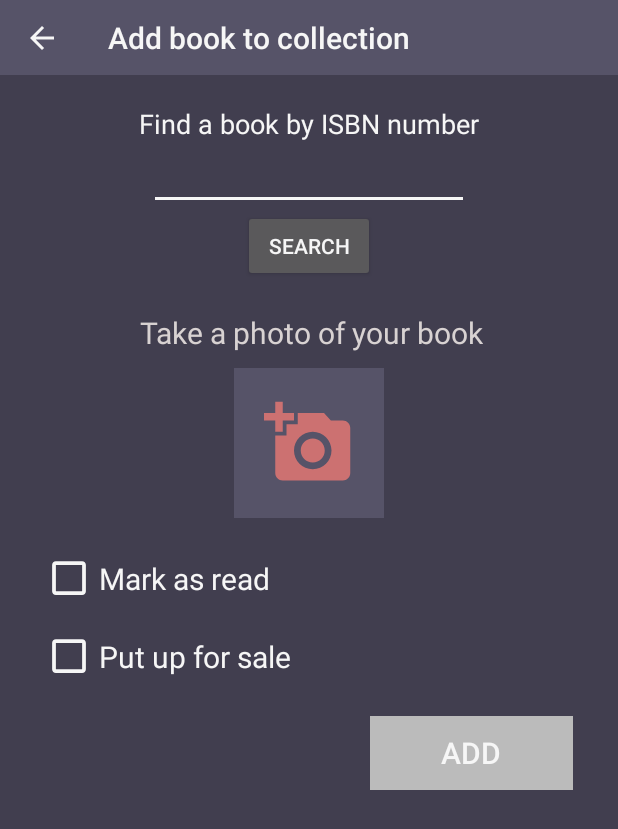
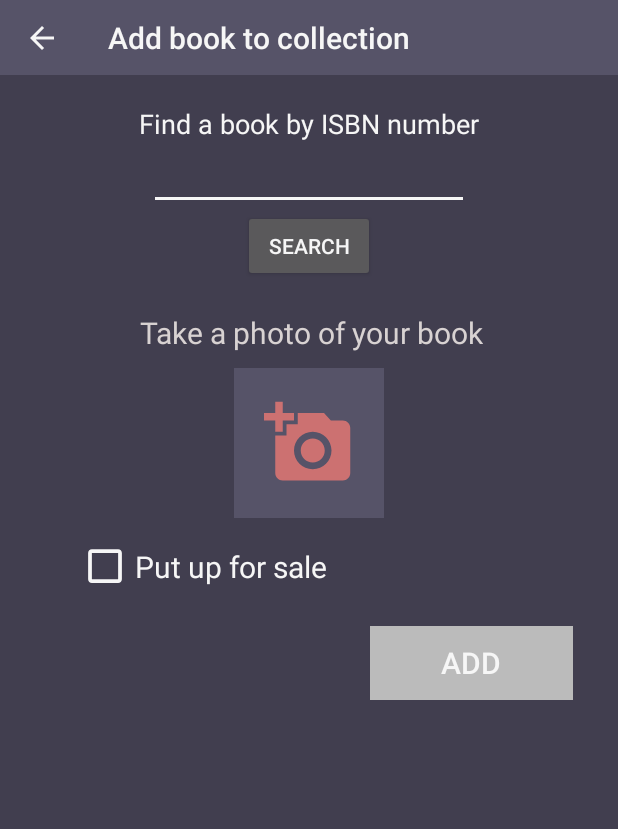
Before and after one commit to Kivike/bookmarket, an Android app: the CollectionAddActivity screen opened directly, with no data from a screen before it, on a phone screen of 412 x 824 dp. Shown: the top 829 px of the screen. Run offline under Robolectric (Android 15) with nearby library versions, the phone set to English and light mode, and no system bars; libraries missing offline, so code that uses them is left out: com.google.api.services, org.jetbrains.anko.

Commit message:
41. Remove mark as read

```diff
--- a/app/src/main/java/fi/oulu/bookmarket2020/CollectionActivity.kt
+++ b/app/src/main/java/fi/oulu/bookmarket2020/CollectionActivity.kt
@@ -57,7 +57,6 @@ class CollectionActivity : AppCompatActivity() {
             val db = AppDatabase.get(applicationContext)
 
             val collectionBooks = when (appliedFilter) {
-                R.id.filter_read -> db.collectionBookDao().getCollectionBookReadOnly(userId)
                 R.id.filter_sell -> db.collectionBookDao().getCollectionBookSoldOnly(userId)
                 else -> db.collectionBookDao().getCollectionBooks(userId)
             }.toMutableList()
@@ -215,7 +214,6 @@ class CollectionActivity : AppCompatActivity() {
                     title = "The Dark Tower VII",
                     author = "Stephen King",
                     publishYear = publisherDate,
-                    isRead = true,
                     picturePath = "drawable://" + R.drawable.darktower7,
                     saleBookId = 1,
                     ownerId = userId
--- a/app/src/main/java/fi/oulu/bookmarket2020/CollectionAddActivity.kt
+++ b/app/src/main/java/fi/oulu/bookmarket2020/CollectionAddActivity.kt
@@ -94,7 +94,6 @@ class CollectionAddActivity : AppCompatActivity(), SearchListener {
             val book = searchFragment.getLastResult()
 
             if (book != null) {
-                val markReadCb = findViewById<CheckBox>(R.id.cb_markread)
                 val sellCb = findViewById<CheckBox>(R.id.cb_sell)
 
                 val isbn = searchFragment.getLastSearchQuery()
@@ -105,7 +104,6 @@ class CollectionAddActivity : AppCompatActivity(), SearchListener {
                         title = book.volumeInfo.title,
                         author = book.volumeInfo.authors.first(),
                         publishYear = Integer.valueOf(book.volumeInfo.publishedDate.split('-')[0]),
-                        isRead = markReadCb.isChecked,
                         picturePath = currentPicPath,
                         saleBookId = null,
                         ownerId = Session(applicationContext).getLoggedInUser()!!.id!!
--- a/app/src/main/java/fi/oulu/bookmarket2020/model/CollectionBook.kt
+++ b/app/src/main/java/fi/oulu/bookmarket2020/model/CollectionBook.kt
@@ -11,7 +11,6 @@ data class CollectionBook(
     @ColumnInfo(name = "title") var title: String,
     @ColumnInfo(name = "author") var author: String,
     @ColumnInfo(name = "publish_year") var publishYear: Int,
-    @ColumnInfo(name = "is_read") var isRead: Boolean,
     @ColumnInfo(name = "picture_path") var picturePath: String?,
     @ColumnInfo(name = "sale_book_id") var saleBookId: Int?,
     @ColumnInfo(name = "owner_id") var ownerId: Int
@@ -28,9 +27,6 @@ interface CollectionBookDao {
     @Query("SELECT * FROM collection_book WHERE owner_id = :ownerId AND sale_book_id IS NOT NULL")
     fun getCollectionBookSoldOnly(ownerId: Int): List<CollectionBook>
 
-    @Query("SELECT * FROM collection_book WHERE owner_id = :ownerId AND is_read = 1")
-    fun getCollectionBookReadOnly(ownerId: Int): List<CollectionBook>
-
     @Query("SELECT * FROM collection_book WHERE id = :bookId")
     fun getCollectionBook(bookId: Int): CollectionBook
 
--- a/app/src/main/res/layout/activity_collection_add.xml
+++ b/app/src/main/res/layout/activity_collection_add.xml
@@ -153,27 +153,6 @@
         app:layout_constraintTop_toBottomOf="@+id/image_label" />
 
     <CheckBox
-        android:id="@+id/cb_markread"
-        android:layout_width="40dp"
-        android:layout_height="40dp"
-        android:layout_marginStart="26dp"
-        android:layout_marginTop="20dp"
-        android:textColor="@color/colorLabel"
-        app:layout_constraintStart_toStartOf="parent"
-        android:button="@null"
-        android:background="?android:attr/listChoiceIndicatorMultiple"
-        app:layout_constraintTop_toBottomOf="@+id/book_picture" />
-
-    <TextView
-        android:layout_width="wrap_content"
-        android:layout_height="wrap_content"
-        android:text="@string/mark_as_read"
-        android:textSize="20sp"
-        app:layout_constraintBottom_toBottomOf="@+id/cb_markread"
-        app:layout_constraintStart_toEndOf="@id/cb_markread"
-        app:layout_constraintTop_toTopOf="@id/cb_markread" />
-
-    <CheckBox
         android:id="@+id/cb_sell"
         android:layout_width="40dp"
         android:layout_height="40dp"
@@ -181,8 +160,9 @@
         android:background="?android:attr/listChoiceIndicatorMultiple"
         android:button="@null"
         android:textColor="@color/colorLabel"
-        app:layout_constraintStart_toStartOf="@+id/cb_markread"
-        app:layout_constraintTop_toBottomOf="@+id/cb_markread" />
+        app:layout_constraintStart_toStartOf="parent"
+        android:layout_marginLeft="50dp"
+        app:layout_constraintTop_toBottomOf="@+id/book_picture" />
 
     <TextView
         android:layout_width="wrap_content"
@@ -192,16 +172,6 @@
         app:layout_constraintBottom_toBottomOf="@+id/cb_sell"
         app:layout_constraintStart_toEndOf="@id/cb_sell"
         app:layout_constraintTop_toTopOf="@id/cb_sell" />
-
-    <Button
-        android:id="@+id/btn_back"
-        android:visibility="invisible"
-        android:layout_width="wrap_content"
-        android:layout_height="wrap_content"
-        android:layout_marginLeft="30dp"
-        android:text="@string/cancel"
-        app:layout_constraintStart_toStartOf="parent"
-        app:layout_constraintTop_toTopOf="@+id/btn_submit" />
 
     <Button
         android:id="@+id/btn_submit"
--- a/app/src/main/res/values/strings.xml
+++ b/app/src/main/res/values/strings.xml
@@ -32,8 +32,6 @@
     <string name="profile">Profile</string>
     <string name="book_comment">Book is in very good condition. This is one of the most interesting Book. I am sure you would love it </string>
 
-    <string name="mark_as_read">Mark as read</string>
-
     <string name="text_accounts">All Accounts</string>
     <string name="hint_fname">First Name</string>
     <string name="hint_lname">Last Name</string>
```
